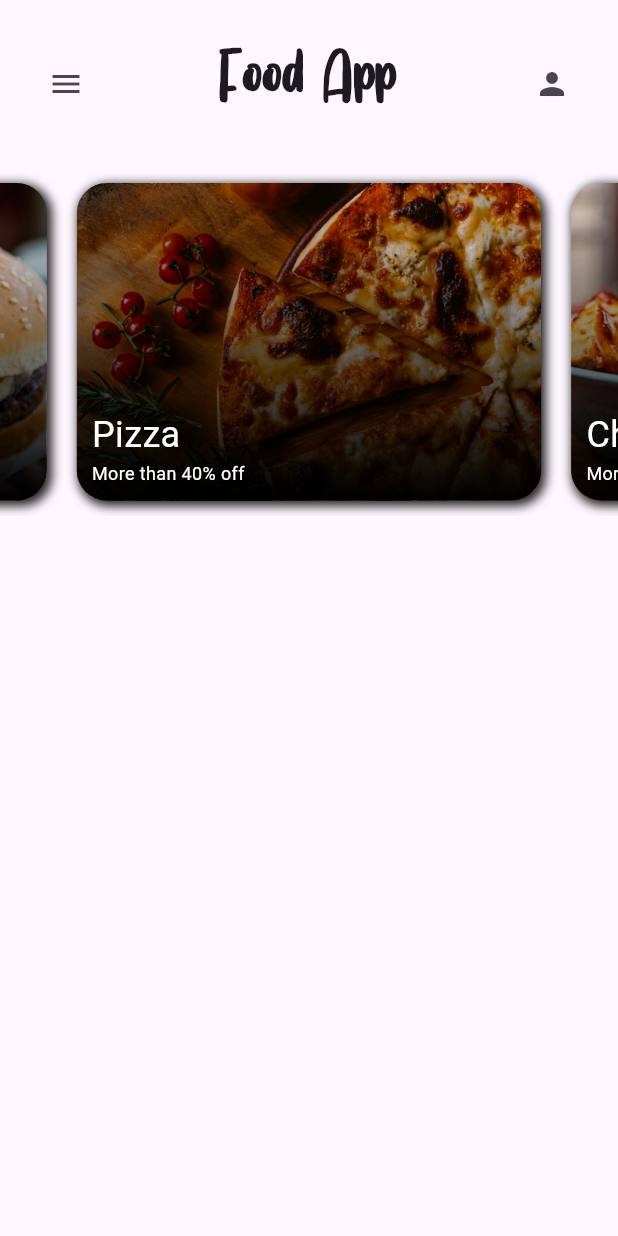
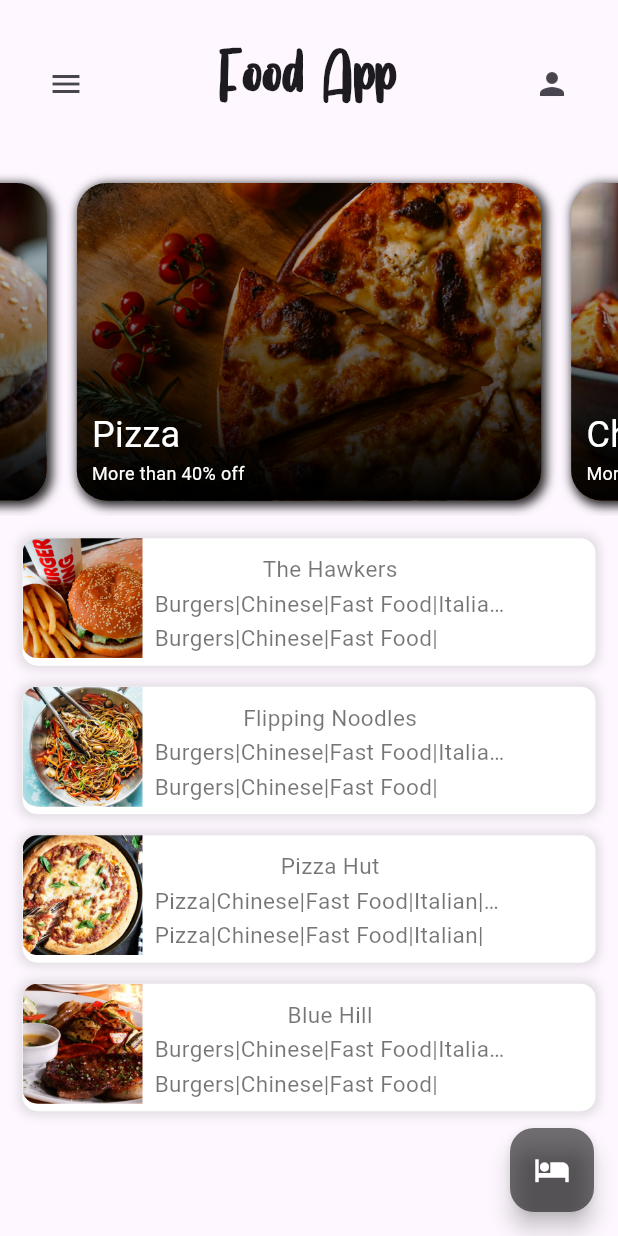
Before and after one commit to Tedpi1/restaurant_app, a Flutter app: the screen it shows after launch, on a phone screen of 412 x 824 dp. Run offline on Flutter 3.47's test engine with Material 3 defaults, Android fonts, the phone set to English and light mode, and no system bars.

Commit message:
hotel app done

```diff
--- a/lib/home/homepage.dart
+++ b/lib/home/homepage.dart
@@ -28,12 +28,19 @@ class _MyHomePageState extends State<MyHomePage> {
         context,
       ).loadString("assets/data.json");
       List<dynamic> dataJSON = json.decode(dataString);
+
       dataJSON.forEach((element) {
+        String finalString = "";
+        List<String> dataList = List<String>.from(element["placeItems"]);
+        dataList.forEach((item) {
+          finalString += item + "|";
+        });
         list.add(
           Padding(
             padding: EdgeInsets.all(2.0),
             child: Container(
               decoration: BoxDecoration(
+                color: Colors.white,
                 borderRadius: BorderRadius.all(Radius.circular(10.0)),
                 boxShadow: [
                   BoxShadow(
@@ -43,16 +50,66 @@ class _MyHomePageState extends State<MyHomePage> {
                   ),
                 ],
               ),
+              margin: EdgeInsets.all(5.0),
+
               child: Row(
                 mainAxisSize: MainAxisSize.max,
+                crossAxisAlignment: CrossAxisAlignment.start,
                 children: [
                   ClipRRect(
-                    borderRadius: BorderRadius.circular(10.0),
+                    borderRadius: BorderRadius.only(
+                      topLeft: Radius.circular(10.0),
+                      bottomLeft: Radius.circular(10.0),
+                    ),
                     child: Image.asset(
                       element["placeImage"],
                       width: 80,
                       height: 80,
                       fit: BoxFit.cover,
+                    ),
+                  ),
+                  SizedBox(
+                    width: 250,
+                    child: Padding(
+                      padding: EdgeInsets.all(8.0),
+                      child: Column(
+                        children: [
+                          Padding(
+                            padding: EdgeInsets.only(top: 2.0),
+                            child: Text(
+                              element["placeName"],
+                              style: TextStyle(
+                                fontSize: 15.0,
+                                color: Colors.black54,
+                              ),
+                              maxLines: 1,
+                            ),
+                          ),
+                          Padding(
+                            padding: EdgeInsets.only(top: 2.00),
+                            child: Text(
+                              finalString,
+                              overflow: TextOverflow.ellipsis,
+                              style: TextStyle(
+                                fontSize: 15.0,
+                                color: Colors.black54,
+                              ),
+                              maxLines: 1,
+                            ),
+                          ),
+                          Padding(
+                            padding: EdgeInsets.only(top: 2.0),
+                            child: Text(
+                              finalString,
+                              style: TextStyle(
+                                fontSize: 15.0,
+                                color: Colors.black54,
+                              ),
+                              maxLines: 1,
+                            ),
+                          ),
+                        ],
+                      ),
                     ),
                   ),
                 ],
@@ -61,6 +118,7 @@ class _MyHomePageState extends State<MyHomePage> {
           ),
         );
       });
+      return list;
     }
 
     return Scaffold(
@@ -91,10 +149,35 @@ class _MyHomePageState extends State<MyHomePage> {
                   ),
                 ),
                 BannerWidget(),
+                Container(
+                  child: FutureBuilder(
+                    initialData: <Widget>[Text('loading')],
+                    future: createList(),
+                    builder: (context, snapshot) {
+                      if (snapshot.hasData) {
+                        return Padding(
+                          padding: EdgeInsets.all(8.0),
+                          child: ListView(
+                            primary: false,
+                            shrinkWrap: true,
+                            children: snapshot.data!,
+                          ),
+                        );
+                      } else {
+                        return CircularProgressIndicator();
+                      }
+                    },
+                  ),
+                ),
               ],
             ),
           ),
         ),
+      ),
+      floatingActionButton: FloatingActionButton(
+        onPressed: () {},
+        backgroundColor: Colors.black54,
+        child: Icon(Icons.hotel, color: Colors.white),
       ),
     );
   }
```
